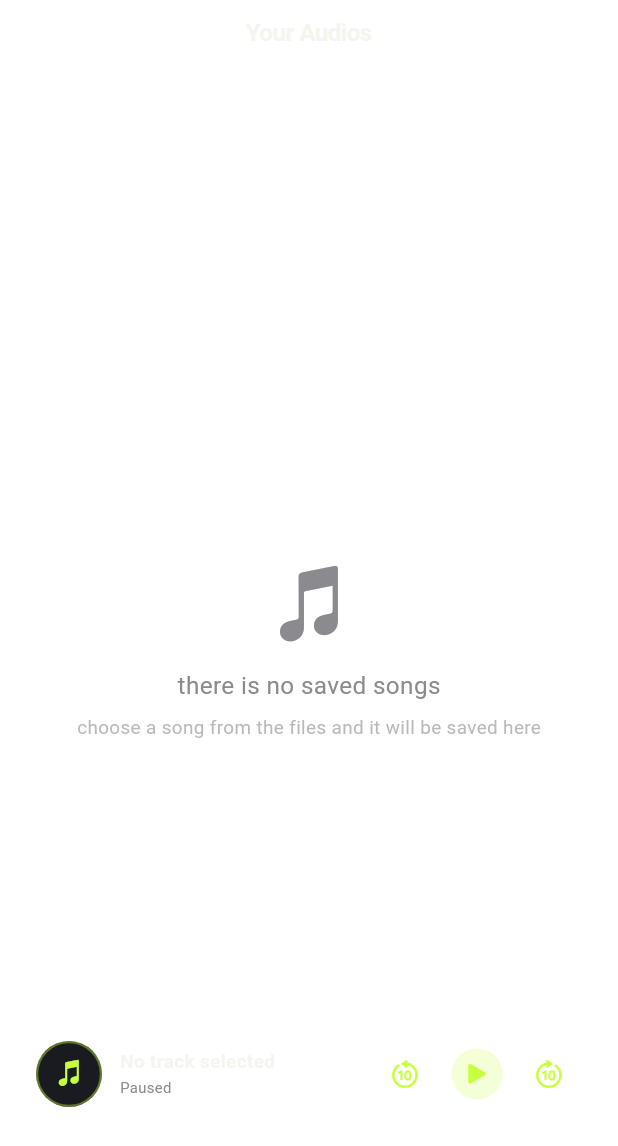
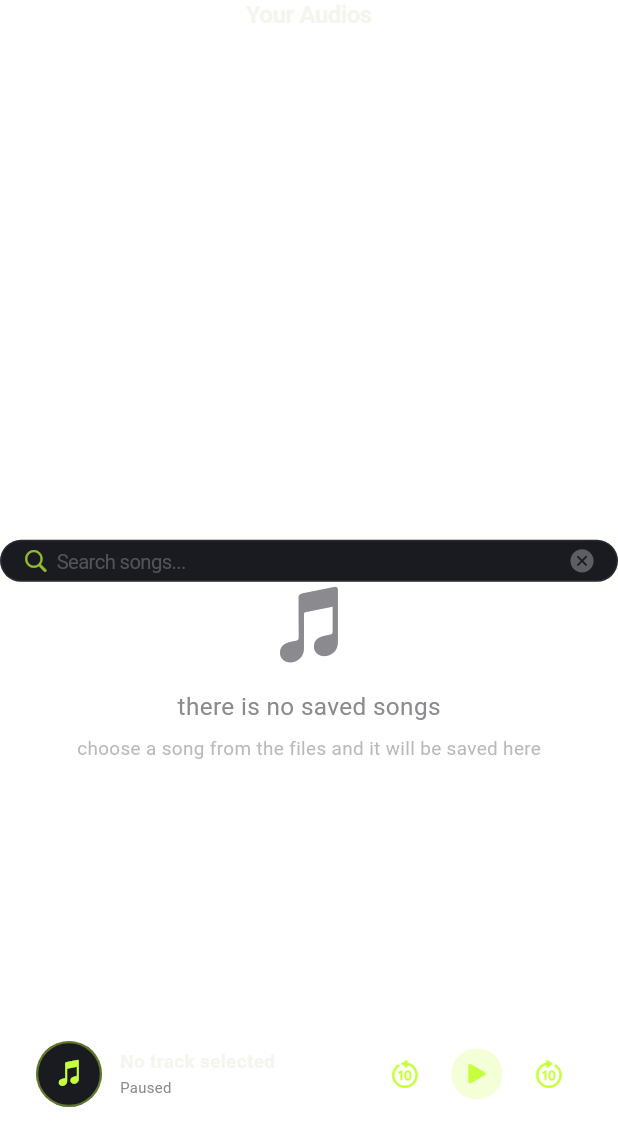
Before and after one commit to moalaa125/mazzica, a Flutter app: the screen it shows after launch, on a phone screen of 412 x 824 dp. Shown: the top 1146 px of the screen. Run offline on Flutter 3.47's test engine with Material 3 defaults, Android fonts, the phone set to English and light mode, and no system bars; our stand-ins replace audio_service, file_picker, flutter_bloc, flutter_screenutil, google_fonts, just_audio and 2 more; missing offline and left inert: audio_session, haudiotagger, liquid_glass_widgets; statements that could not run were skipped.

Commit message:
try the glass textfield

```diff
--- a/lib/my_audios.dart
+++ b/lib/my_audios.dart
@@ -7,6 +7,7 @@ import 'package:mazzica/cubits/audio_library_state.dart';
 import 'package:mazzica/cubits/player_cubit.dart';
 import 'package:mazzica/cubits/player_state.dart';
 import 'package:mazzica/models/audio_track.dart';
+import 'package:mazzica/widgets/custom_text_filed.dart';
 
 class MyAudios extends StatelessWidget {
   const MyAudios({super.key});
@@ -20,12 +21,15 @@ class MyAudios extends StatelessWidget {
     return CupertinoPageScaffold(
       backgroundColor: CupertinoColors.transparent,
       navigationBar: CupertinoNavigationBar(
-        middle: Text(
-          'Your Audios',
-          style: TextStyle(
-            color: AppColors.textPrimary,
-            fontSize: 18.sp,
-          ),
+        automaticBackgroundVisibility: true,
+        enableBackgroundFilterBlur: true,
+        middle: Column(
+          children: [
+            Text(
+              'Your Audios',
+              style: TextStyle(color: AppColors.textPrimary, fontSize: 18.sp),
+            ),
+          ],
         ),
         backgroundColor: AppColors.surface.withValues(alpha: 0.8),
       ),
@@ -36,9 +40,7 @@ class MyAudios extends StatelessWidget {
             if (state.status == AudioLibraryStatus.loading &&
                 state.tracks.isEmpty) {
               return const Center(
-                child: CupertinoActivityIndicator(
-                  color: AppColors.lime,
-                ),
+                child: CupertinoActivityIndicator(color: AppColors.lime),
               );
             }
 
@@ -47,6 +49,13 @@ class MyAudios extends StatelessWidget {
                 child: Column(
                   mainAxisSize: MainAxisSize.min,
                   children: [
+                    GlassTextField(
+                      placeholder: 'Search songs...',
+                      prefixIcon: CupertinoIcons.search,
+                      suffixIcon: CupertinoIcons.xmark_circle_fill,
+                      // onSuffixTap: () => _controller.clear(),
+                      onChanged: (value) => print(value),
+                    ),
                     Icon(
                       CupertinoIcons.music_note_2,
                       size: 64.sp,
@@ -75,19 +84,12 @@ class MyAudios extends StatelessWidget {
 
             return ListView.builder(
               physics: const BouncingScrollPhysics(),
-              padding: EdgeInsets.fromLTRB(
-                16.w,
-                12.h,
-                16.w,
-                bottomInset,
-              ),
+              padding: EdgeInsets.fromLTRB(16.w, 12.h, 16.w, bottomInset),
               itemCount: state.tracks.length,
               itemBuilder: (context, index) {
                 final track = state.tracks[index];
 
-                return _AudioTile(
-                  track: track,
-                );
+                return _AudioTile(track: track);
               },
             );
           },
@@ -98,9 +100,7 @@ class MyAudios extends StatelessWidget {
 }
 
 class _AudioTile extends StatelessWidget {
-  const _AudioTile({
-    required this.track,
-  });
+  const _AudioTile({required this.track});
 
   final AudioTrack track;
 
@@ -148,10 +148,7 @@ class _AudioTile extends StatelessWidget {
 
               margin: EdgeInsets.only(bottom: 8.h),
 
-              padding: EdgeInsets.symmetric(
-                horizontal: 16.w,
-                vertical: 14.h,
-              ),
+              padding: EdgeInsets.symmetric(horizontal: 16.w, vertical: 14.h),
 
               decoration: BoxDecoration(
                 color: isPlaying
--- /dev/null
+++ b/lib/widgets/custom_text_filed.dart
@@ -0,0 +1,108 @@
+import 'package:flutter/cupertino.dart';
+import 'package:flutter_screenutil/flutter_screenutil.dart';
+import 'package:mazzica/constants/app_color.dart';
+
+class GlassTextField extends StatelessWidget {
+  const GlassTextField({
+    super.key,
+    this.controller,
+    this.placeholder,
+    this.prefixIcon,
+    this.suffixIcon,
+    this.onChanged,
+    this.onSubmitted,
+    this.onSuffixTap,
+    this.keyboardType,
+    this.obscureText = false,
+    this.autofocus = false,
+    this.maxLines = 1,
+    this.enabled = true,
+    this.focusNode,
+    this.textInputAction,
+  });
+
+  final TextEditingController? controller;
+  final String? placeholder;
+  final IconData? prefixIcon;
+  final IconData? suffixIcon;
+  final ValueChanged<String>? onChanged;
+  final ValueChanged<String>? onSubmitted;
+  final VoidCallback? onSuffixTap;
+  final TextInputType? keyboardType;
+  final bool obscureText;
+  final bool autofocus;
+  final int maxLines;
+  final bool enabled;
+  final FocusNode? focusNode;
+  final TextInputAction? textInputAction;
+
+  @override
+  Widget build(BuildContext context) {
+    return Container(
+      decoration: BoxDecoration(
+        color: AppColors.surface,
+        borderRadius: BorderRadius.circular(14),
+        border: Border.all(
+          color: AppColors.textSecondary.withValues(alpha: 0.15),
+        ),
+        boxShadow: [
+          BoxShadow(
+            color: AppColors.lime.withValues(alpha: 0.04),
+            blurRadius: 12,
+            spreadRadius: -2,
+          ),
+        ],
+      ),
+      child: CupertinoTextField(
+
+        controller: controller,
+        focusNode: focusNode,
+        placeholder: placeholder,
+        autofocus: autofocus,
+        obscureText: obscureText,
+        keyboardType: keyboardType,
+        maxLines: maxLines,
+        enabled: enabled,
+        textInputAction: textInputAction,
+        onChanged: onChanged,
+        onSubmitted: onSubmitted,
+        style: TextStyle(
+          color: AppColors.textPrimary,
+          fontSize: 16.sp,
+          fontWeight: FontWeight.w500,
+        ),
+        placeholderStyle: TextStyle(
+          color: AppColors.textSecondary.withValues(alpha: 0.5),
+          fontSize: 15.sp,
+          fontWeight: FontWeight.w400,
+        ),
+        padding: EdgeInsets.symmetric(horizontal: 5.w, vertical: 5.h),
+        decoration: const BoxDecoration(color: CupertinoColors.transparent),
+        cursorColor: AppColors.lime,
+        prefix: prefixIcon != null
+            ? Padding(
+                padding: EdgeInsets.only(left: 14.w),
+                child: Icon(
+                  prefixIcon,
+                  color: AppColors.lime.withValues(alpha: 0.7),
+                  size: 20.sp,
+                ),
+              )
+            : null,
+        suffix: suffixIcon != null
+            ? Padding(
+                padding: EdgeInsets.only(right: 14.w),
+                child: GestureDetector(
+                  onTap: onSuffixTap,
+                  child: Icon(
+                    suffixIcon,
+                    color: AppColors.textSecondary.withValues(alpha: 0.6),
+                    size: 20.sp,
+                  ),
+                ),
+              )
+            : null,
+      ),
+    );
+  }
+}
```
